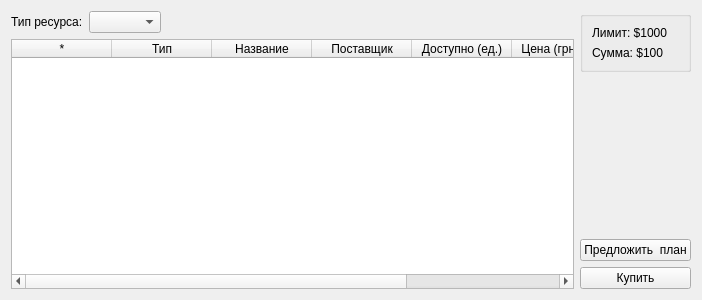
First picture: the form in eoperator.ui, repository werwolf/ExLibris, before the edit.
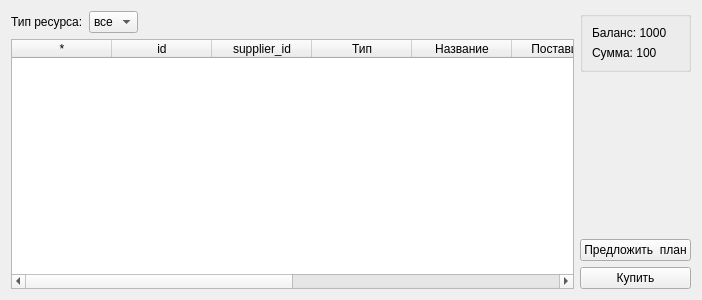
Second picture: the form after the edit.

```diff
--- a/eoperator.ui
+++ b/eoperator.ui
@@ -29,7 +29,13 @@
         </widget>
        </item>
        <item>
-        <widget class="QComboBox" name="resourceType_cbx"/>
+        <widget class="QComboBox" name="resourceType_cbx">
+         <item>
+          <property name="text">
+           <string>все</string>
+          </property>
+         </item>
+        </widget>
        </item>
        <item>
         <spacer name="horizontalSpacer">
@@ -53,6 +59,16 @@
          <string>*</string>
         </property>
        </column>
+       <column>
+        <property name="text">
+         <string>id</string>
+        </property>
+       </column>
+       <column>
+        <property name="text">
+         <string>supplier_id</string>
+        </property>
+       </column>
        <column>
         <property name="text">
          <string>Тип</string>
@@ -68,6 +84,11 @@
          <string>Поставщик</string>
         </property>
        </column>
+       <column>
+        <property name="text">
+         <string>Дистанция</string>
+        </property>
+       </column>
        <column>
         <property name="text">
          <string>Доступно (ед.)</string>
@@ -98,14 +119,14 @@
         <item>
          <widget class="QLabel" name="balance_lbl">
           <property name="text">
-           <string>Лимит: $1000</string>
+           <string>Баланс: 1000</string>
           </property>
          </widget>
         </item>
         <item>
          <widget class="QLabel" name="sum_lbl">
           <property name="text">
-           <string>Сумма: $100</string>
+           <string>Сумма: 100</string>
           </property>
          </widget>
         </item>
```
